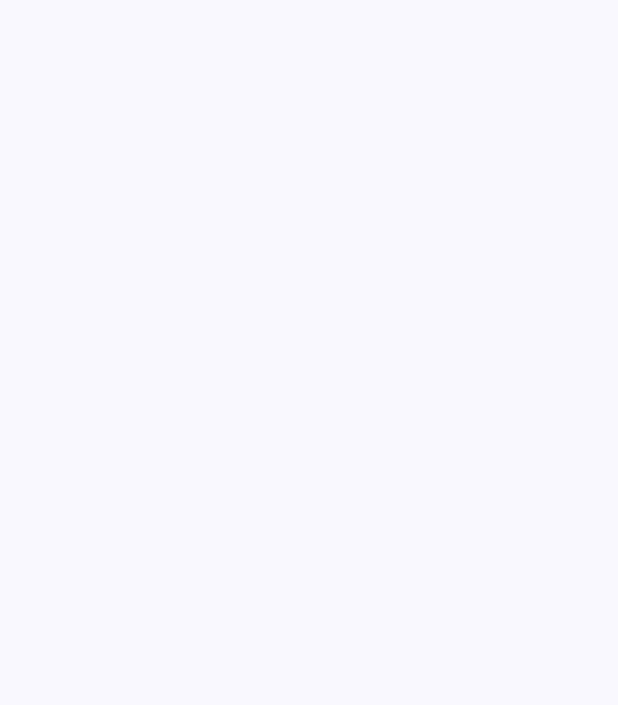
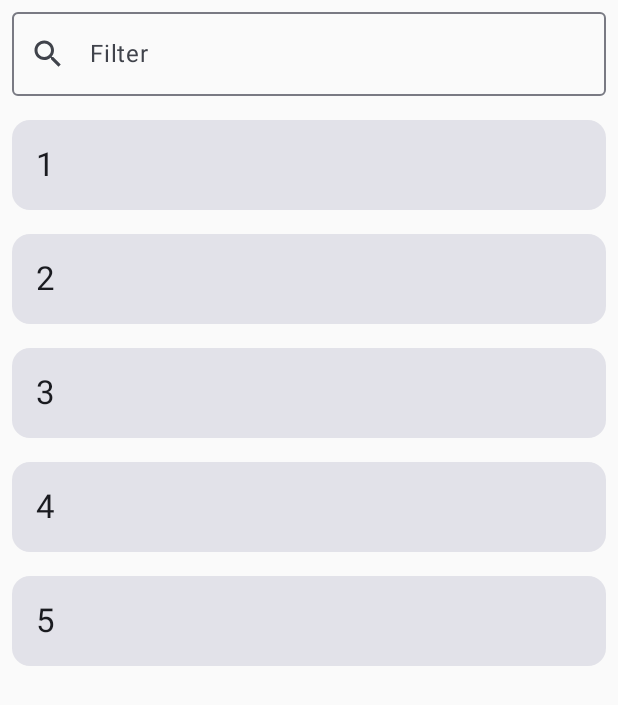
Before and after one commit to DindakaDev/map_filter_application, an Android app built with Jetpack Compose: the screen it shows after launch (MainActivity), on a phone screen of 412 x 824 dp. Before the commit the part shown is empty. Shown: the top 705 px of the screen. Run offline under Robolectric (Android 15) with nearby library versions, the phone set to English and light mode, and no system bars; our stand-ins replace Dagger/Hilt's generated code.

Commit message:
Add navigation portrait and landscape

```diff
--- a/app/build.gradle.kts
+++ b/app/build.gradle.kts
@@ -65,6 +65,7 @@ dependencies {
     implementation(libs.moshi.converter)
     implementation(libs.moshi.kotlin)
     implementation(libs.androidx.runtime.livedata)
+    implementation(libs.androidx.adaptive.navigation.android)
     ksp(libs.moshi.codegen)
 
     // Room
--- /dev/null
+++ b/app/src/main/java/com/dindaka/mapsfilterapplication/data/model/CityData.kt
@@ -0,0 +1,10 @@
+package com.dindaka.mapsfilterapplication.data.model
+
+data class CityData(
+    val id: Int,
+    val name: String,
+    val country: String,
+    val lat: Double,
+    val lon: Double,
+    val favorite: Boolean,
+)
--- a/app/src/main/java/com/dindaka/mapsfilterapplication/presentation/MainActivity.kt
+++ b/app/src/main/java/com/dindaka/mapsfilterapplication/presentation/MainActivity.kt
@@ -1,18 +1,13 @@
 package com.dindaka.mapsfilterapplication.presentation
 
+import androidx.activity.compose.setContent
+import androidx.activity.enableEdgeToEdge
+import com.dindaka.mapsfilterapplication.presentation.theme.MapsFilterApplicationTheme
+import dagger.hilt.android.AndroidEntryPoint
 import android.os.Bundle
 import androidx.activity.ComponentActivity
-import androidx.activity.compose.setContent
-import androidx.activity.enableEdgeToEdge
-import androidx.compose.foundation.layout.fillMaxSize
-import androidx.compose.foundation.layout.padding
 import androidx.compose.material3.Scaffold
-import androidx.compose.material3.Text
-import androidx.compose.runtime.Composable
-import androidx.compose.ui.Modifier
-import androidx.compose.ui.tooling.preview.Preview
-import com.dindaka.mapsfilterapplication.presentation.theme.MapsFilterApplicationTheme
-import dagger.hilt.android.AndroidEntryPoint
+import com.dindaka.mapsfilterapplication.presentation.screens.city_coordinator.CityCoordinator
 
 @AndroidEntryPoint
 class MainActivity : ComponentActivity() {
@@ -21,8 +16,7 @@ class MainActivity : ComponentActivity() {
         enableEdgeToEdge()
         setContent {
             MapsFilterApplicationTheme {
-                Scaffold(modifier = Modifier.fillMaxSize()) { innerPadding ->
-                }
+                CityCoordinator()
             }
         }
     }
--- /dev/null
+++ b/app/src/main/java/com/dindaka/mapsfilterapplication/presentation/navigation/Routes.kt
@@ -0,0 +1,10 @@
+package com.dindaka.mapsfilterapplication.presentation.navigation
+
+import com.dindaka.mapsfilterapplication.data.model.CityData
+
+sealed class Routes(val route: String) {
+    data object List : Routes("list")
+    data object Detail : Routes("detail/{itemId}") {
+        fun createRoute(itemId: Int) = "detail/$itemId"
+    }
+}
--- /dev/null
+++ b/app/src/main/java/com/dindaka/mapsfilterapplication/presentation/screens/city_coordinator/CityCoordinator.kt
@@ -0,0 +1,108 @@
+package com.dindaka.mapsfilterapplication.presentation.screens.city_coordinator
+
+import androidx.compose.foundation.layout.Box
+import androidx.compose.foundation.layout.Row
+import androidx.compose.foundation.layout.fillMaxSize
+import androidx.compose.foundation.layout.safeContentPadding
+import androidx.compose.runtime.Composable
+import androidx.compose.runtime.LaunchedEffect
+import androidx.compose.runtime.collectAsState
+import androidx.compose.runtime.getValue
+import androidx.compose.runtime.rememberCoroutineScope
+import androidx.compose.ui.Modifier
+import androidx.hilt.navigation.compose.hiltViewModel
+import androidx.navigation.NavType
+import androidx.navigation.compose.NavHost
+import androidx.navigation.compose.composable
+import androidx.navigation.compose.rememberNavController
+import androidx.navigation.navArgument
+import com.dindaka.mapsfilterapplication.presentation.navigation.Routes
+import com.dindaka.mapsfilterapplication.presentation.screens.city_coordinator.city_detail.CityDetailScreen
+import com.dindaka.mapsfilterapplication.presentation.screens.city_coordinator.city_list.CityListScreen
+import com.dindaka.mapsfilterapplication.presentation.screens.utils.isLandscape
+import kotlinx.coroutines.launch
+
+@Composable
+fun CityCoordinator(viewModel: SharedSelectionViewModel = hiltViewModel()) {
+    if (isLandscape()) {
+        LandscapeComponent(viewModel)
+    } else {
+        PortraitComponent(viewModel)
+    }
+}
+
+@Composable
+fun LandscapeComponent(viewModel: SharedSelectionViewModel) {
+    val selectedId by viewModel.selectedItem.collectAsState()
+    val scope = rememberCoroutineScope()
+
+    Box(
+        modifier = Modifier
+            .fillMaxSize()
+            .safeContentPadding()
+    ) {
+        Row(
+            modifier = Modifier.fillMaxSize()
+        ) {
+            Box(
+                modifier = Modifier
+                    .weight(1f)
+            ) {
+                CityListScreen(
+                    onItemClick = { city ->
+                        scope.launch {
+                            viewModel.selectItem(city.id)
+                        }
+                    }
+                )
+            }
+
+            Box(
+                modifier = Modifier
+                    .weight(2f)
+            ) {
+                CityDetailScreen(cityId = selectedId)
+            }
+        }
+    }
+}
+
+@Composable
+fun PortraitComponent(viewModel: SharedSelectionViewModel) {
+    val navController = rememberNavController()
+    val selectedId by viewModel.selectedItem.collectAsState()
+    LaunchedEffect(selectedId) {
+        if (selectedId != null) {
+            navController.navigate(Routes.Detail.createRoute(selectedId!!))
+        }
+    }
+    NavHost(navController, startDestination = Routes.List.route) {
+        composable(Routes.List.route) {
+            CityListScreen(
+                onItemClick = { city ->
+                    viewModel.selectItem(city.id)
+                    navController.navigate(Routes.Detail.createRoute(city.id))
+                }
+            )
+        }
+        composable(
+            route = Routes.Detail.route,
+            arguments = listOf(
+                navArgument("itemId") { type = NavType.IntType }
+            )
+        ) { backStackEntry ->
+            val cityId = backStackEntry.arguments?.getInt("itemId")
+            if (cityId != null) {
+                CityDetailScreen(
+                    cityId = cityId,
+                    onBack = {
+                        viewModel.selectItem(null)
+                        navController.popBackStack()
+                    }
+                )
+            } else {
+                navController.popBackStack()
+            }
+        }
+    }
+}
--- /dev/null
+++ b/app/src/main/java/com/dindaka/mapsfilterapplication/presentation/screens/city_coordinator/SharedSelectedViewModel.kt
@@ -0,0 +1,18 @@
+package com.dindaka.mapsfilterapplication.presentation.screens.city_coordinator
+
+import androidx.lifecycle.ViewModel
+import dagger.hilt.android.lifecycle.HiltViewModel
+import kotlinx.coroutines.flow.MutableStateFlow
+import kotlinx.coroutines.flow.StateFlow
+import kotlinx.coroutines.flow.asStateFlow
+import javax.inject.Inject
+
+@HiltViewModel
+class SharedSelectionViewModel @Inject constructor() : ViewModel() {
+    private val _selectedItem = MutableStateFlow<Int?>(null)
+    val selectedItem: StateFlow<Int?> = _selectedItem.asStateFlow()
+
+    fun selectItem(itemId: Int?) {
+        _selectedItem.value = itemId
+    }
+}
--- /dev/null
+++ b/app/src/main/java/com/dindaka/mapsfilterapplication/presentation/screens/city_coordinator/city_list/CityListScreen.kt
@@ -0,0 +1,106 @@
+package com.dindaka.mapsfilterapplication.presentation.screens.city_coordinator.city_list
+
+import androidx.compose.foundation.clickable
+import androidx.compose.foundation.layout.Column
+import androidx.compose.foundation.layout.fillMaxSize
+import androidx.compose.foundation.layout.fillMaxWidth
+import androidx.compose.foundation.layout.padding
+import androidx.compose.foundation.layout.size
+import androidx.compose.foundation.layout.systemBarsPadding
+import androidx.compose.foundation.lazy.LazyColumn
+import androidx.compose.foundation.lazy.items
+import androidx.compose.foundation.text.KeyboardOptions
+import androidx.compose.material.icons.Icons
+import androidx.compose.material.icons.filled.Close
+import androidx.compose.material.icons.outlined.Search
+import androidx.compose.material3.Card
+import androidx.compose.material3.Icon
+import androidx.compose.material3.IconButton
+import androidx.compose.material3.MaterialTheme
+import androidx.compose.material3.OutlinedTextField
+import androidx.compose.material3.OutlinedTextFieldDefaults
+import androidx.compose.material3.Text
+import androidx.compose.runtime.Composable
+import androidx.compose.runtime.getValue
+import androidx.compose.runtime.mutableStateOf
+import androidx.compose.runtime.remember
+import androidx.compose.runtime.setValue
+import androidx.compose.ui.Modifier
+import androidx.compose.ui.res.stringResource
+import androidx.compose.ui.text.input.KeyboardType
+import androidx.compose.ui.unit.dp
+import com.dindaka.mapsfilterapplication.R
+import com.dindaka.mapsfilterapplication.data.model.CityData
+
+@Composable
+fun CityListScreen(
+    onItemClick: (CityData) -> Unit
+) {
+    var searchQuery by remember { mutableStateOf("") }
+    val list = listOf(
+        CityData(1, "1", "a", 123.223, 1231.12312323, true),
+        CityData(2, "2", "a", 123.223, 1231.12312323, true),
+        CityData(3, "3", "a", 123.223, 1231.12312323, true),
+        CityData(4, "4", "a", 123.223, 1231.12312323, true),
+        CityData(5, "5", "a", 123.223, 1231.12312323, true)
+    )
+    Column(
+        Modifier
+            .systemBarsPadding()
+            .fillMaxSize()) {
+        OutlinedTextField(
+            modifier = Modifier.fillMaxWidth().padding(8.dp),
+            value = searchQuery,
+            onValueChange = { searchQuery = it },
+            leadingIcon = { Icon(imageVector = Icons.Outlined.Search, contentDescription = "") },
+            trailingIcon = {
+                if (searchQuery.isNotEmpty()) {
+                    IconButton(
+                        onClick = { searchQuery = "" },
+                        modifier = Modifier.size(24.dp)
+                    ) {
+                        Icon(
+                            Icons.Default.Close,
+                            contentDescription = stringResource(R.string.clear),
+                            tint = MaterialTheme.colorScheme.onSurfaceVariant
+                        )
+                    }
+                }
+            },
+            placeholder = { Text(stringResource(R.string.filter)) },
+            maxLines = 1,
+            singleLine = true,
+            keyboardOptions = KeyboardOptions(
+                keyboardType = KeyboardType.Email
+            ),
+            colors = OutlinedTextFieldDefaults.colors(
+                focusedBorderColor = MaterialTheme.colorScheme.primary,
+                focusedLabelColor = MaterialTheme.colorScheme.primary,
+                focusedTextColor = MaterialTheme.colorScheme.onSurfaceVariant,
+                focusedLeadingIconColor = MaterialTheme.colorScheme.onSurfaceVariant,
+                focusedPlaceholderColor = MaterialTheme.colorScheme.onSurfaceVariant,
+                unfocusedBorderColor = MaterialTheme.colorScheme.outlineVariant,
+                unfocusedLabelColor = MaterialTheme.colorScheme.onSurfaceVariant,
+                unfocusedTextColor = MaterialTheme.colorScheme.onSurfaceVariant,
+                unfocusedLeadingIconColor = MaterialTheme.colorScheme.onSurfaceVariant,
+                unfocusedPlaceholderColor = MaterialTheme.colorScheme.onSurfaceVariant,
+            )
+        )
+        LazyColumn(
+            modifier = Modifier.weight(1f),
+        ) {
+            items(list) { item ->
+                Card(
+                    modifier = Modifier
+                        .fillMaxWidth()
+                        .padding(8.dp)
+                        .clickable { onItemClick(item) }
+                ) {
+                    Column(modifier = Modifier.padding(16.dp)) {
+                        Text(item.name, style = MaterialTheme.typography.titleLarge)
+                    }
+                }
+            }
+        }
+    }
+}
--- /dev/null
+++ b/app/src/main/java/com/dindaka/mapsfilterapplication/presentation/screens/utils/OrientationUtils.kt
@@ -0,0 +1,11 @@
+package com.dindaka.mapsfilterapplication.presentation.screens.utils
+
+import android.content.res.Configuration
+import androidx.compose.runtime.Composable
+import androidx.compose.ui.platform.LocalConfiguration
+
+@Composable
+fun isLandscape(): Boolean {
+    val configuration = LocalConfiguration.current
+    return configuration.orientation == Configuration.ORIENTATION_LANDSCAPE
+}
--- a/app/src/main/java/com/dindaka/mapsfilterapplication/presentation/theme/Color.kt
+++ b/app/src/main/java/com/dindaka/mapsfilterapplication/presentation/theme/Color.kt
@@ -9,3 +9,6 @@ val Pink80 = Color(0xFFEFB8C8)
 val Purple40 = Color(0xFF6650a4)
 val PurpleGrey40 = Color(0xFF625b71)
 val Pink40 = Color(0xFF7D5260)
+
+val SurfaceVariant = Color(0xFF9C27B0)
+val SurfaceVariantDark = Color(0xFFFFFFFF)
--- a/app/src/main/java/com/dindaka/mapsfilterapplication/presentation/theme/Theme.kt
+++ b/app/src/main/java/com/dindaka/mapsfilterapplication/presentation/theme/Theme.kt
@@ -3,6 +3,7 @@ package com.dindaka.mapsfilterapplication.presentation.theme
 import android.os.Build
 import androidx.compose.foundation.isSystemInDarkTheme
 import androidx.compose.material3.MaterialTheme
+import androidx.compose.material3.Surface
 import androidx.compose.material3.darkColorScheme
 import androidx.compose.material3.dynamicDarkColorScheme
 import androidx.compose.material3.dynamicLightColorScheme
@@ -13,13 +14,15 @@ import androidx.compose.ui.platform.LocalContext
 private val DarkColorScheme = darkColorScheme(
     primary = Purple80,
     secondary = PurpleGrey80,
-    tertiary = Pink80
+    tertiary = Pink80,
+    surfaceVariant = SurfaceVariantDark
 )
 
 private val LightColorScheme = lightColorScheme(
     primary = Purple40,
     secondary = PurpleGrey40,
-    tertiary = Pink40
+    tertiary = Pink40,
+    surfaceVariant = SurfaceVariant
 
     /* Other default colors to override
     background = Color(0xFFFFFBFE),
--- a/app/src/main/res/values/strings.xml
+++ b/app/src/main/res/values/strings.xml
@@ -1,3 +1,5 @@
 <resources>
     <string name="app_name">MapsFilterApplication</string>
+    <string name="filter">Filter</string>
+    <string name="clear">Clear</string>
 </resources>
--- a/gradle/libs.versions.toml
+++ b/gradle/libs.versions.toml
@@ -21,6 +21,7 @@ hiltComposeNavigation = "1.2.0"
 mapsComposeVersion = "4.4.1"
 playServicesLocation = "21.3.0"
 seacretVersion = "2.0.1"
+adaptiveNavigationAndroid = "1.1.0"
 
 [libraries]
 androidx-core-ktx = { group = "androidx.core", name = "core-ktx", version.ref = "coreKtx" }
@@ -64,6 +65,7 @@ maps-composable-widget = { group= "com.google.maps.android", name = "maps-compos
 hilt-compiler = { group = "com.google.dagger", name = "hilt-compiler", version.ref = "hilt" }
 hilt-android = { group = "com.google.dagger", name = "hilt-android", version.ref = "hilt" }
 hilt-navigation-compose = { group = "androidx.hilt", name = "hilt-navigation-compose", version.ref = "hiltComposeNavigation" }
+androidx-adaptive-navigation-android = { group = "androidx.compose.material3.adaptive", name = "adaptive-navigation-android", version.ref = "adaptiveNavigationAndroid" }
 #play-services-location = { group = "com.google.android.gms", name = "play-services-location", version.ref = "playServicesLocation" }
 
 [plugins]
```
Also changed, not shown: app/src/main/java/com/dindaka/mapsfilterapplication/presentation/screens/city_coordinator/city_detail/CityDetailScreen.kt (added, +62 -0 lines).
